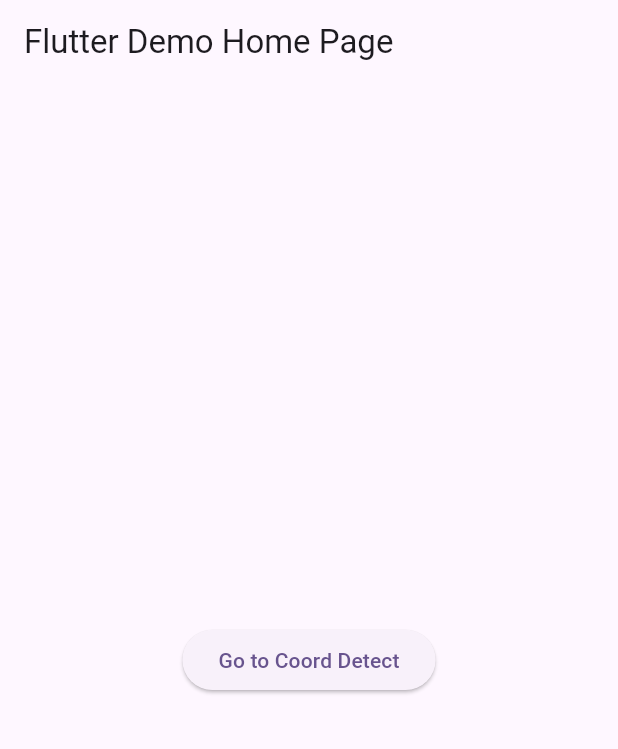
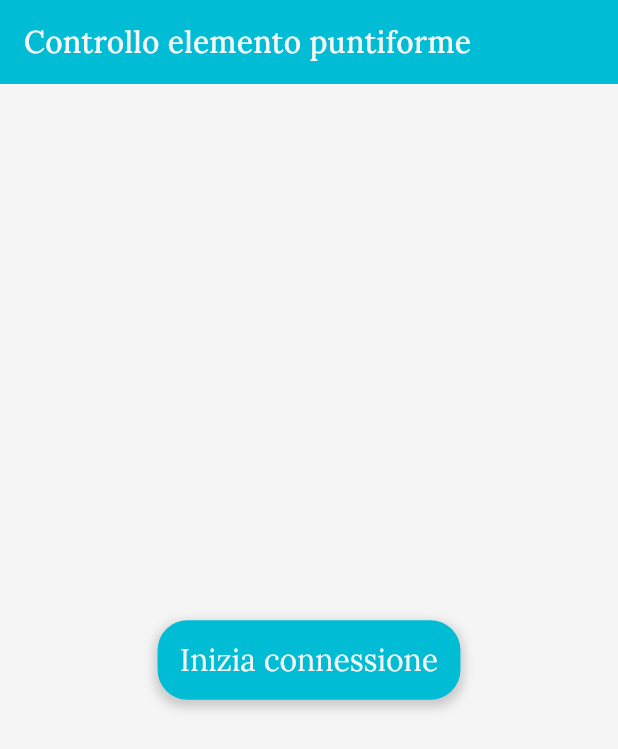
Before and after one commit to TommasoMombelli/ControlloPalla, a Flutter app: the screen it shows after launch, on a phone screen of 412 x 824 dp. Shown: the top 749 px of the screen. Run offline on Flutter 3.47's test engine with Material 3 defaults, Android fonts, the phone set to English and light mode, and no system bars; our stand-ins replace google_fonts; missing offline and left inert: mobile_scanner, tcp_socket_connection.

Commit message:
ininzio modifiche di design

```diff
--- a/lib/main.dart
+++ b/lib/main.dart
@@ -5,6 +5,7 @@
 import 'package:controllo_palla/data_manager.dart';
 import 'package:controllo_palla/ip_request.dart';
 import 'package:flutter/material.dart';
+import 'package:google_fonts/google_fonts.dart';
 
 void main() async {
   runApp(const MyApp());
@@ -13,16 +14,30 @@
 class MyApp extends StatelessWidget {
   const MyApp({super.key});
 
+  final Color white = const Color.fromRGBO(245, 245, 245, 1);
+  final Color black = const Color.fromRGBO(51, 51, 51, 1);
+
   @override
   Widget build(BuildContext context) {
     return MaterialApp(
       debugShowCheckedModeBanner: false,
-      title: 'Flutter Demo',
+      title: 'Controllo elemento puntiforme',
       theme: ThemeData(
-        colorScheme: ColorScheme.fromSeed(seedColor: Colors.deepPurple),
+        colorScheme: ColorScheme.fromSeed(
+            seedColor: Colors.cyan.shade500,
+            surface: white,
+            onSurface: black,
+            primary: Colors.cyan.shade500,
+            primaryContainer: Colors.cyan.shade500),
+        textTheme: TextTheme(
+          titleMedium: GoogleFonts.lora(color: white, fontSize: 20),
+          displaySmall: GoogleFonts.lora(color: white, fontSize: 15),
+          displayMedium: GoogleFonts.lora(color: white, fontSize: 20),
+          bodyMedium: GoogleFonts.lora(color: black, fontSize: 15),
+        ),
         useMaterial3: true,
       ),
-      home: const MyHomePage(title: 'Flutter Demo Home Page'),
+      home: const MyHomePage(title: 'Controllo elemento puntiforme'),
       routes: {
         '/ip_request': (context) => const IpRequest(),
         '/coord_sender': (context) => const CoordSender(),
@@ -42,21 +57,55 @@
 
 class _MyHomePageState extends State<MyHomePage> {
   @override
+  void initState() {
+    super.initState();
+
+    //Ottenimento delle dimensioni dello schermo
+    FlutterView view = WidgetsBinding.instance.platformDispatcher.views.first;
+    Size size = view.physicalSize / view.devicePixelRatio;
+
+    double width = size.width;
+    double height = size.height;
+    double bottompadding = view.padding.bottom / view.devicePixelRatio;
+    double toppadding = view.padding.top / view.devicePixelRatio;
+    //Memorizzazione delle dimensioni dello schermo
+    DataManager()
+        .setDimension(Coord(x: width, y: height + bottompadding + toppadding));
+  }
+
+  @override
   Widget build(BuildContext context) {
-    /*DataManager().setDimension(Coord(
-        x: MediaQuery.of(context).size.width,
-        y: MediaQuery.of(context).size.height));*/
     return Scaffold(
+      backgroundColor: Theme.of(context).colorScheme.surface,
       appBar: AppBar(
-        title: Text(widget.title),
+        elevation: 0,
+        title:
+            Text(widget.title, style: Theme.of(context).textTheme.titleMedium),
+        backgroundColor: Theme.of(context).colorScheme.primary,
       ),
       body: Center(
-        child: ElevatedButton(
-          onPressed: () {
+        child: InkWell(
+          onTap: () {
             Navigator.pushNamed(context, '/ip_request');
             //Navigator.pushNamed(context, '/coord_sender');
           },
-          child: const Text('Go to Coord Detect'),
+          child: Container(
+            decoration: BoxDecoration(
+              boxShadow: [
+                BoxShadow(
+                  color: Colors.grey.withOpacity(0.5),
+                  spreadRadius: 2,
+                  blurRadius: 5,
+                  offset: Offset(0, 3), // changes position of shadow
+                ),
+              ],
+              color: Theme.of(context).colorScheme.primaryContainer,
+              borderRadius: BorderRadius.circular(20),
+            ),
+            padding: const EdgeInsets.all(15),
+            child: Text('Inizia connessione',
+                style: Theme.of(context).textTheme.displayMedium),
+          ),
         ),
       ),
     );
--- a/pubspec.yaml
+++ b/pubspec.yaml
@@ -38,6 +38,7 @@
   mobile_scanner: ^6.0.0
   qrcode_reader_web: ^1.1.2
   provider: ^6.1.2
+  google_fonts: ^6.2.1
 
 dev_dependencies:
   flutter_test:
```
Also changed, not shown: lib/coord_sender.dart (+6 -15 lines), lib/ip_request.dart (+66 -7 lines), pubspec.lock, 1 other file.
